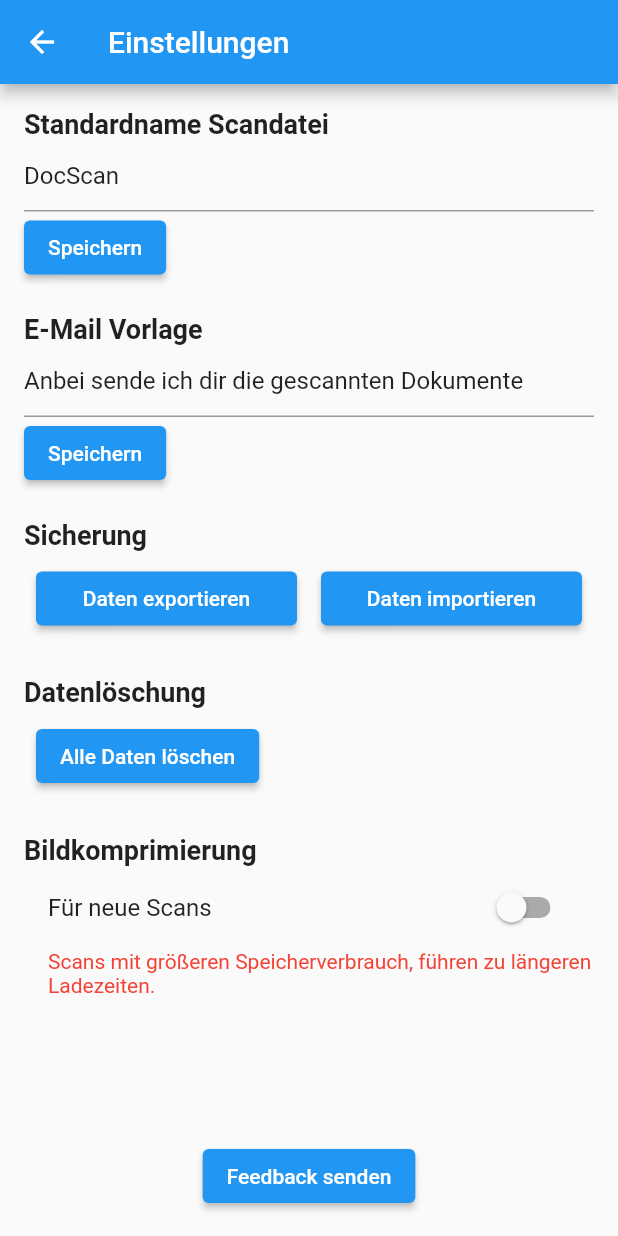
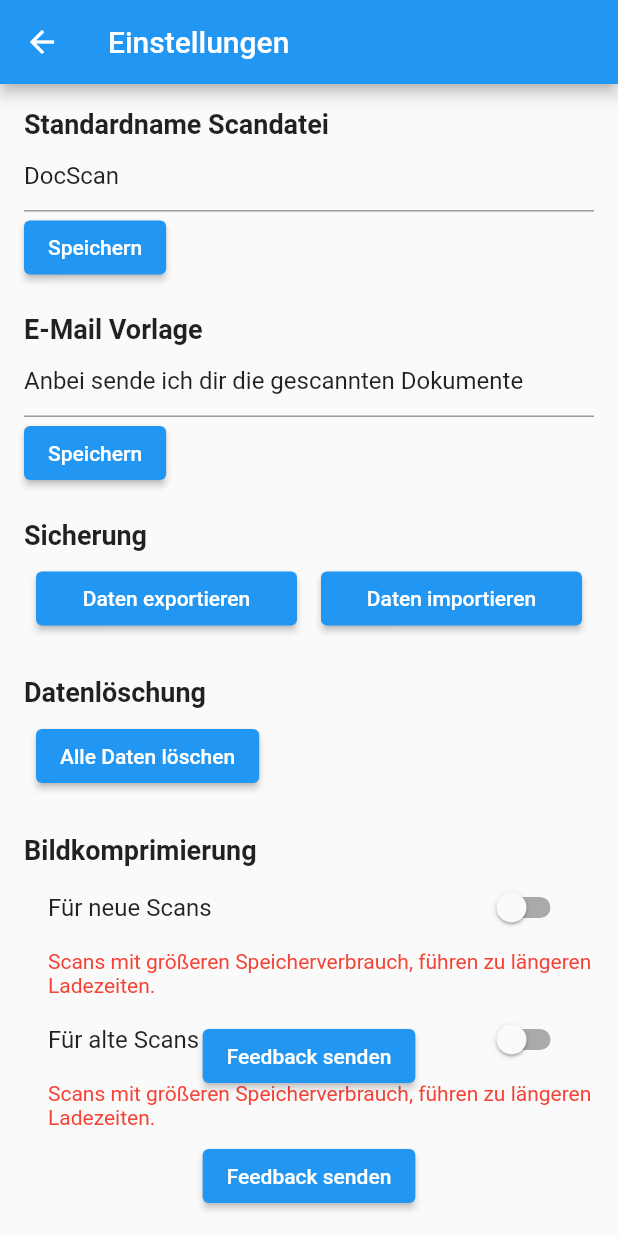
Before and after one commit to Overdoze47/docscan, a Flutter app: the screen it shows after launch, after a tap on the "settings" icon, on a phone screen of 412 x 824 dp. Run offline on Flutter 3.47's test engine with Material 2 defaults, Android fonts, the phone set to English and light mode, and no system bars; our stand-ins replace google_fonts, google_mobile_ads, image_picker, pdf, permission_handler, share_plus and 1 more; missing offline and left inert: cunning_document_scanner, flutter_email_sender, flutter_pdfview; network calls fail.

Commit message:
Update settings_page.dart

```diff
--- a/lib/settings_page.dart
+++ b/lib/settings_page.dart
@@ -305,17 +305,47 @@ class _SettingsPageState extends State<SettingsPage> {
                       style: TextStyle(fontSize: 14, color: Colors.red),
                     ),
                   ),
+                SwitchListTile(
+                  title: const Text('Für alte Scans'),
+                  value: widget.imageCompression,
+                  onChanged: (bool value) {
+                    setState(() {
+                      widget.onImageCompressionChanged(value);
+                      setImageCompression(value);  // Setzen Sie den neuen Wert in SharedPreferences
+                    });
+                  },
+                ),
+                if (!widget.imageCompression)
+                  const Padding(
+                    padding: EdgeInsets.only(left: 16),
+                    child: Text(
+                      "Scans mit größeren Speicherverbrauch, führen zu längeren Ladezeiten.",
+                      style: TextStyle(fontSize: 14, color: Colors.red),
+                    ),
+                  ),
               ],
             ),
           ),
           Align(
             alignment: Alignment.bottomCenter,
-            child: Padding(
-              padding: const EdgeInsets.all(16),
-              child: ElevatedButton(
-                onPressed: _sendFeedbackEmail,
-                child: const Text('Feedback senden'),
-              ),
+            child: Column(
+              mainAxisSize: MainAxisSize.min,
+              children: [
+                Padding(
+                  padding: const EdgeInsets.all(16),
+                  child: ElevatedButton(
+                    onPressed: _sendFeedbackEmail,
+                    child: const Text('Feedback senden'),
+                  ),
+                ),
+                Padding(
+                  padding: const EdgeInsets.all(16),
+                  child: ElevatedButton(
+                    onPressed: _sendFeedbackEmail, // Sie können hier auch eine andere Funktion angeben.
+                    child: const Text('Feedback senden'), // Sie können hier auch einen anderen Text angeben.
+                  ),
+                ),
+              ],
             ),
           ),
         ],
```
